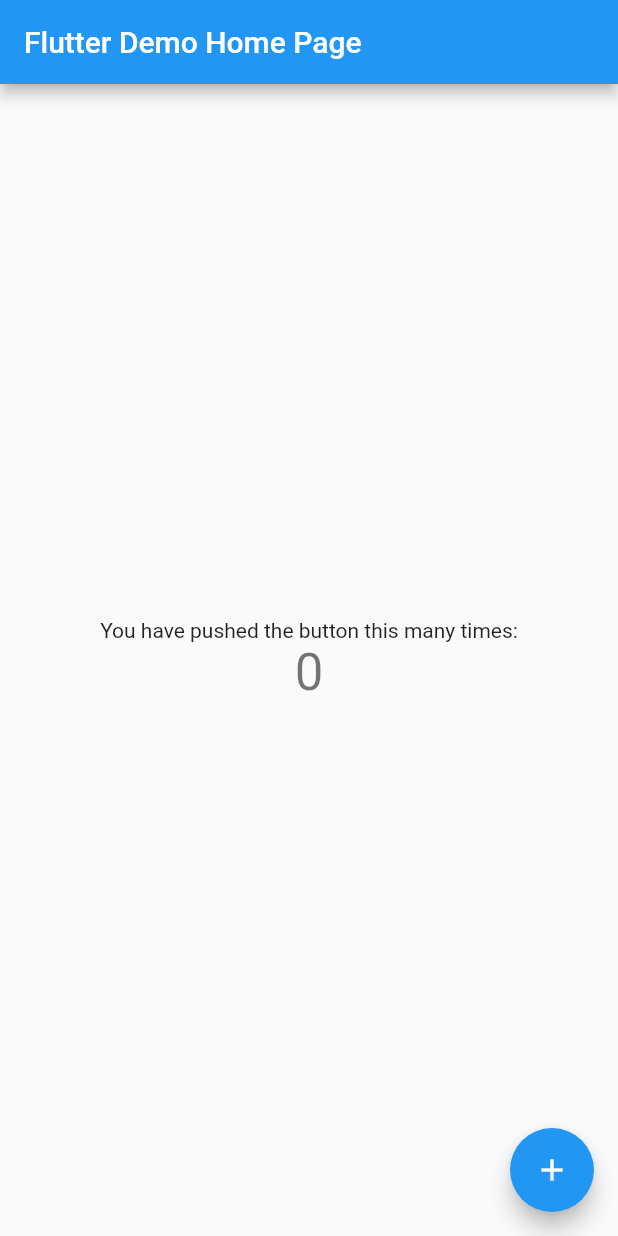
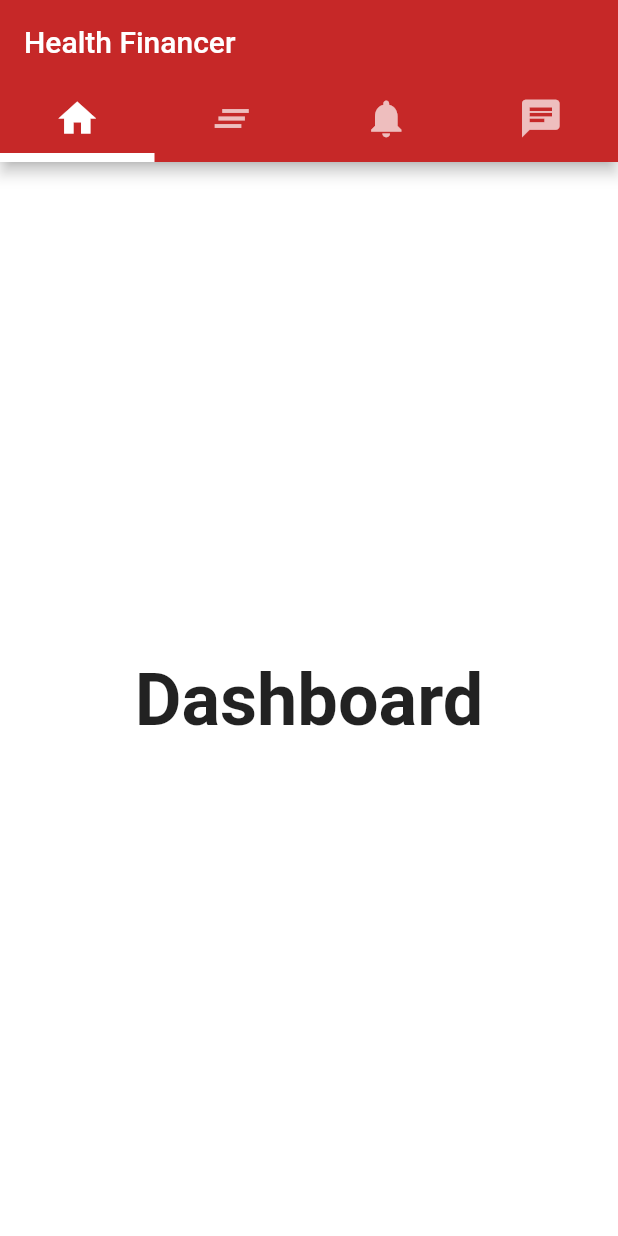
Before and after one commit to IHKodifier/hhfv4apps, a Flutter app: the screen it shows after launch, on a phone screen of 412 x 824 dp. Run offline on Flutter 3.47's test engine with Material 2 defaults, Android fonts, the phone set to English and light mode, and no system bars; Roboto replaces fonts that are missing (Montserrat).

Commit message:
brought in models, libs etc

```diff
--- a/lib/main.dart
+++ b/lib/main.dart
@@ -1,111 +1,45 @@
-import 'package:flutter/material.dart';
+import 'package:health_financer/packageLib.dart';
 
-void main() => runApp(MyApp());
-
-class MyApp extends StatelessWidget {
-  // This widget is the root of your application.
-  @override
-  Widget build(BuildContext context) {
-    return MaterialApp(
-      title: 'Flutter Demo',
-      theme: ThemeData(
-        // This is the theme of your application.
-        //
-        // Try running your application with "flutter run". You'll see the
-        // application has a blue toolbar. Then, without quitting the app, try
-        // changing the primarySwatch below to Colors.green and then invoke
-        // "hot reload" (press "r" in the console where you ran "flutter run",
-        // or simply save your changes to "hot reload" in a Flutter IDE).
-        // Notice that the counter didn't reset back to zero; the application
-        // is not restarted.
-        primarySwatch: Colors.blue,
-      ),
-      home: MyHomePage(title: 'Flutter Demo Home Page'),
-    );
-  }
+void main() {
+  runApp(MaterialApp(
+      title: 'Health Financer',
+      debugShowCheckedModeBanner: false,
+      home: HomePage(),
+      theme: buildThemeData()));
 }
 
-class MyHomePage extends StatefulWidget {
-  MyHomePage({Key key, this.title}) : super(key: key);
+ThemeData buildThemeData() {
+  final baseTheme = ThemeData(fontFamily: 'Montserrat');
 
-  // This widget is the home page of your application. It is stateful, meaning
-  // that it has a State object (defined below) that contains fields that affect
-  // how it looks.
+  return baseTheme.copyWith(
+      primaryColor: hhfPrimaryColor,
+      primaryColorDark: hhfPrimaryDark,
+      primaryColorLight: hhfPrimaryLight,
+      scaffoldBackgroundColor: hhfScaffoldBackgroundLight,
+      cardColor: hhfCardBackgroundLight,
+      textTheme: baseTheme.textTheme.copyWith(
+        title: baseTheme.textTheme.title
+            .copyWith(fontSize: 24.0, fontWeight: FontWeight.bold),
+        subtitle: baseTheme.textTheme.subtitle.copyWith(
+            fontSize: 16.0, color: Colors.black54, fontStyle: FontStyle.italic),
+        headline: baseTheme.textTheme.headline.copyWith(),
+        subhead: baseTheme.textTheme.subhead.copyWith(),
+        body1: baseTheme.textTheme.body1.copyWith(),
+        body2: baseTheme.textTheme.body2.copyWith(),
+        caption: baseTheme.textTheme.caption.copyWith(),
+        button: baseTheme.textTheme.button.copyWith(
+            fontSize: 16.0,
+            fontWeight: FontWeight.w700,
+            fontFamily: 'Montserrat',
+            letterSpacing: 2.8,
 
-  // This class is the configuration for the state. It holds the values (in this
-  // case the title) provided by the parent (in this case the App widget) and
-  // used by the build method of the State. Fields in a Widget subclass are
-  // always marked "final".
-
-  final String title;
-
-  @override
-  _MyHomePageState createState() => _MyHomePageState();
+            color: Colors.white),
+        display1: baseTheme.textTheme.display1.copyWith(),
+        display2: baseTheme.textTheme.display2.copyWith(),
+        display3: baseTheme.textTheme.display3.copyWith(),
+        display4: baseTheme.textTheme.display4.copyWith(),
+      ),
+      textSelectionColor: baseTheme.primaryColor,
+      textSelectionHandleColor: baseTheme.primaryColor,
+      focusColor: baseTheme.primaryColor);
 }
-
-class _MyHomePageState extends State<MyHomePage> {
-  int _counter = 0;
-
-  void _incrementCounter() {
-    setState(() {
-      // This call to setState tells the Flutter framework that something has
-      // changed in this State, which causes it to rerun the build method below
-      // so that the display can reflect the updated values. If we changed
-      // _counter without calling setState(), then the build method would not be
-      // called again, and so nothing would appear to happen.
-      _counter++;
-    });
-  }
-
-  @override
-  Widget build(BuildContext context) {
-    // This method is rerun every time setState is called, for instance as done
-    // by the _incrementCounter method above.
-    //
-    // The Flutter framework has been optimized to make rerunning build methods
-    // fast, so that you can just rebuild anything that needs updating rather
-    // than having to individually change instances of widgets.
-    return Scaffold(
-      appBar: AppBar(
-        // Here we take the value from the MyHomePage object that was created by
-        // the App.build method, and use it to set our appbar title.
-        title: Text(widget.title),
-      ),
-      body: Center(
-        // Center is a layout widget. It takes a single child and positions it
-        // in the middle of the parent.
-        child: Column(
-          // Column is also a layout widget. It takes a list of children and
-          // arranges them vertically. By default, it sizes itself to fit its
-          // children horizontally, and tries to be as tall as its parent.
-          //
-          // Invoke "debug painting" (press "p" in the console, choose the
-          // "Toggle Debug Paint" action from the Flutter Inspector in Android
-          // Studio, or the "Toggle Debug Paint" command in Visual Studio Code)
-          // to see the wireframe for each widget.
-          //
-          // Column has various properties to control how it sizes itself and
-          // how it positions its children. Here we use mainAxisAlignment to
-          // center the children vertically; the main axis here is the vertical
-          // axis because Columns are vertical (the cross axis would be
-          // horizontal).
-          mainAxisAlignment: MainAxisAlignment.center,
-          children: <Widget>[
-            Text(
-              'You have pushed the button this many times:',
-            ),
-            Text(
-              '$_counter',
-              style: Theme.of(context).textTheme.display1,
-            ),
-          ],
-        ),
-      ),
-      floatingActionButton: FloatingActionButton(
-        onPressed: _incrementCounter,
-        tooltip: 'Increment',
-        child: Icon(Icons.add),
-      ), // This trailing comma makes auto-formatting nicer for build methods.
-    );
-  }
-}
--- /dev/null
+++ b/lib/models/users.dart
@@ -0,0 +1,3 @@
+class User{
+
+}
--- /dev/null
+++ b/lib/modelsLib.dart
@@ -0,0 +1,3 @@
+
+export 'package:health_financer/models/cases.dart';
+export 'package:health_financer/models/users.dart';
--- /dev/null
+++ b/lib/packageLib.dart
@@ -0,0 +1,27 @@
+// import "package:image_picker/image_picker.dart";
+// import 'package:font_awesome_flutter/font_awesome_flutter.dart';
+
+
+export 'dart:async';
+export 'dart:io';
+// export 'package:health_financer/utils/firestoreservice.dart';
+// export 'package:cloud_firestore/cloud_firestore.dart';
+// export 'package:firebase_storage/firebase_storage.dart';
+export 'package:flutter/material.dart';
+// export 'package:image_picker/image_picker.dart';
+// export 'package:font_awesome_flutter/font_awesome_flutter.dart';
+
+
+export 'package:health_financer/modelsLib.dart';
+
+// UI screens and widgets
+export 'package:health_financer/colors.dart';
+export 'package:health_financer/ui/about.dart';
+export 'package:health_financer/ui/myappBar.dart';
+export 'package:health_financer/ui/caseLog.dart';
+export 'package:health_financer/ui/home.dart';
+export 'package:health_financer/ui/login.dart';
+export 'package:health_financer/ui/messages.dart';
+export 'package:health_financer/ui/notifications.dart';
+export 'package:health_financer/ui/dashboard.dart';
+// export 'package:health_financer/utils/image_capture.dart';
--- /dev/null
+++ b/lib/ui/dashboard.dart
@@ -0,0 +1,20 @@
+import 'package:health_financer/packageLib.dart';
+
+class DashBoard extends StatefulWidget {
+  @override
+  _DashBoardState createState() => _DashBoardState();
+}
+
+class _DashBoardState extends State<DashBoard> {
+  @override
+  Widget build(BuildContext context) {
+    return Container(
+        // color: Colors.red[50],
+        child: Center(
+            child: Text('Dashboard',
+                style: Theme.of(context)
+                    .textTheme
+                    .title
+                    .copyWith(fontSize: 48.0))));
+  }
+}
--- /dev/null
+++ b/lib/ui/home.dart
@@ -0,0 +1,102 @@
+import 'package:health_financer/packageLib.dart';
+// import 'package:health_financer/ui/newcase.dart';
+
+class HomePage extends StatefulWidget {
+  @override
+  _HomePageState createState() => _HomePageState();
+}
+
+class _HomePageState extends State<HomePage>
+    with SingleTickerProviderStateMixin {
+  final List<Widget> _myTabContent = <Widget>[
+    DashBoard(),
+    CaseLog(),
+    NotificationsPage(),
+    AppMessage(),
+  ];
+  int _selectedTab = 0;
+
+  TabController _tabController;
+
+  @override
+  void initState() {
+    super.initState();
+    _tabController = TabController(vsync: this, length: _myTabContent.length);
+    _selectedTab = _tabController.index;
+  }
+
+  @override
+  void dispose() {
+    _tabController.dispose();
+    super.dispose();
+  }
+
+  @override
+  Widget build(BuildContext context) {
+    return DefaultTabController(
+      length: _myTabContent.length,
+      child: Scaffold(
+        floatingActionButton: _selectedTab != 1 ? null : _buildFAB(),
+        appBar: AppBar(
+          title: Text('Health Financer'),
+          bottom: TabBar(
+            indicatorWeight: 6.0,
+            indicatorColor: Colors.white,
+            onTap: (int index) {
+              setState(() {
+                _selectedTab = index;
+              });
+            },
+            tabs: <Tab>[
+              Tab(
+                  // text: 'Home',
+                  icon: Icon(
+                Icons.home,
+                size: 30.0,
+              )),
+              Tab(
+                  // text: 'Case Log',
+                  icon: Icon(
+                Icons.clear_all,
+                size: 30.0,
+              )),
+              Tab(
+                  // text: 'Notifications',
+                  icon: Icon(
+                Icons.notifications,
+                size: 30.0,
+              )),
+              Tab(
+                  // text: 'Messages',
+                  icon: Icon(
+                Icons.chat,
+                size: 30.0,
+              )),
+            ],
+          ),
+        ),
+        body: TabBarView(children: _myTabContent),
+      ),
+    );
+  }
+
+  Widget _buildFAB() {
+    return FloatingActionButton(
+      elevation: 15.0,
+      backgroundColor: Theme.of(context).primaryColor,
+      splashColor: Theme.of(context).accentColor,
+      child: Icon(
+        Icons.add,
+        size: 35.0,
+      ),
+      onPressed: () {
+        // try {
+        //   Navigator.push(
+        //     context, MaterialPageRoute(builder: (context) => NewCase()));
+        // } catch (e) { debugPrint(e.toString());
+        // }
+
+      },
+    );
+  }
+}
--- a/pubspec.yaml
+++ b/pubspec.yaml
@@ -27,6 +27,7 @@ dependencies:
 dev_dependencies:
   flutter_test:
     sdk: flutter
+  font_awesome_flutter: ^8.5.0
 
 
 # For information on the generic Dart part of this file, see the
```
Also changed, not shown: lib/colors.dart (added, +12 -0 lines), lib/models/cases.dart (added, +33 -0 lines), lib/ui/caseLog.dart (added, +95 -0 lines), lib/ui/messages.dart (added, +55 -0 lines), lib/ui/myappBar.dart (added, +8 -0 lines), lib/ui/notifications.dart (added, +21 -0 lines), lib/ui/about.dart (added), lib/ui/login.dart (added).
